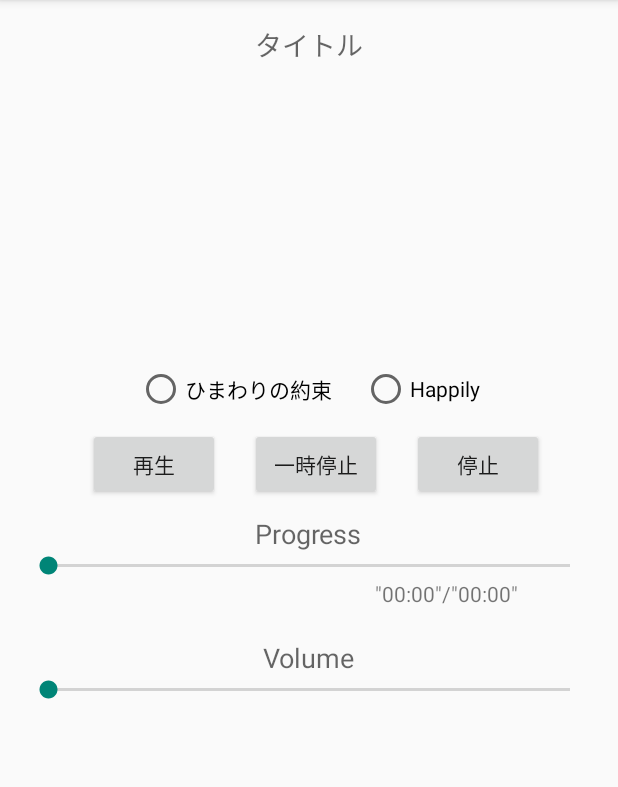
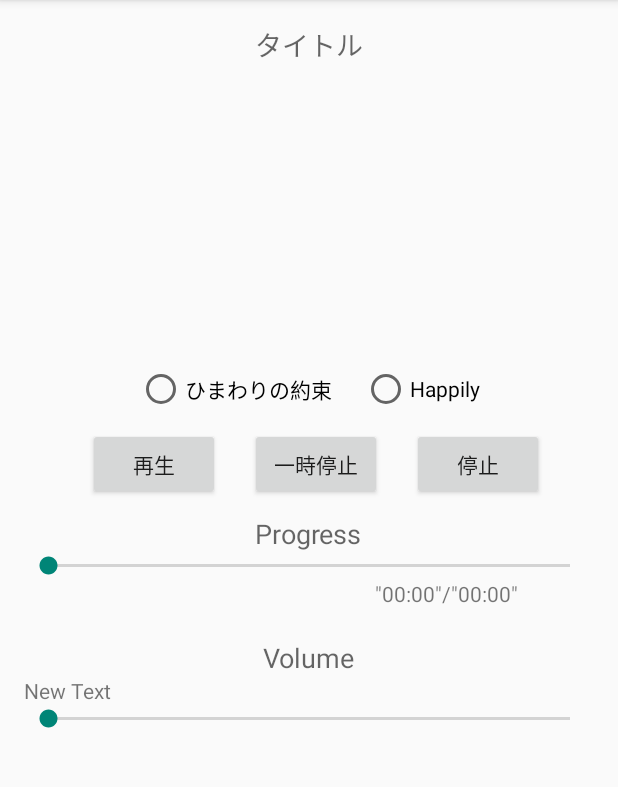
Before and after one commit to AkihiroTokai/musicplayer, an Android app: the screen it shows after launch (MainActivity), on a phone screen of 412 x 824 dp, the part 84-871 px from its top. Run offline under Robolectric (Android 15) with nearby library versions, the phone set to English and light mode, and no system bars.

```diff
--- a/app/src/main/res/layout/activity_main.xml
+++ b/app/src/main/res/layout/activity_main.xml
@@ -150,6 +150,12 @@
             android:id="@+id/textView3"
             android:layout_gravity="center_horizontal" />
 
+        <TextView
+            android:layout_width="wrap_content"
+            android:layout_height="wrap_content"
+            android:text="New Text"
+            android:id="@+id/textView4" />
+
         <SeekBar
             android:layout_width="match_parent"
             android:layout_height="wrap_content"
```
